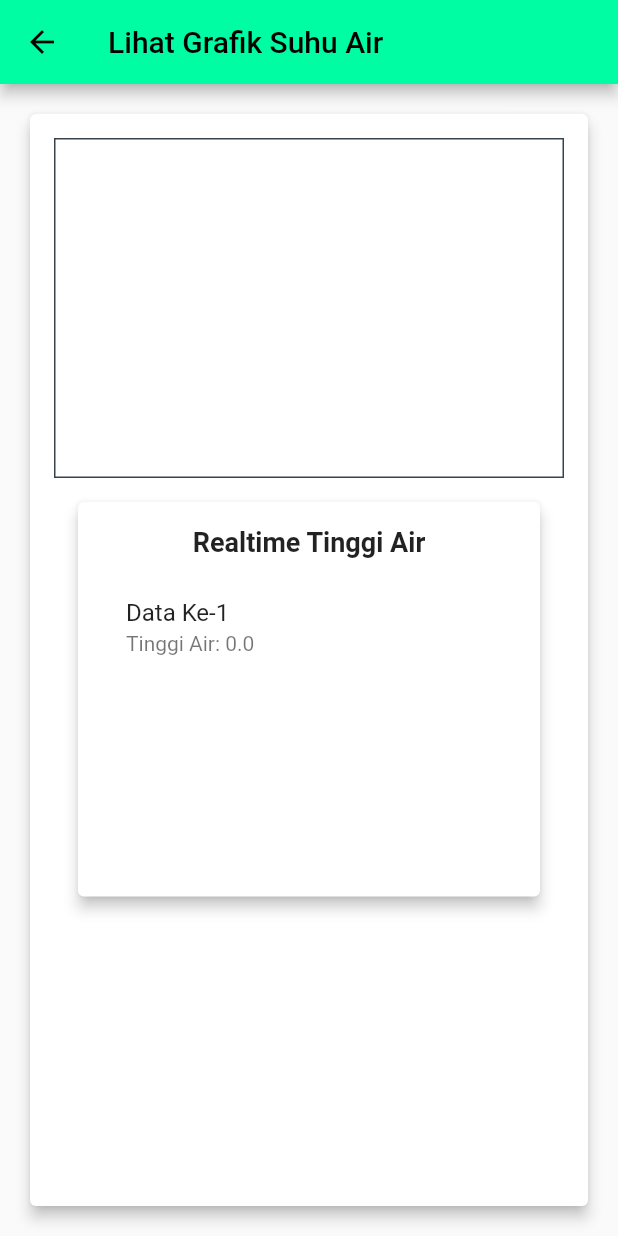
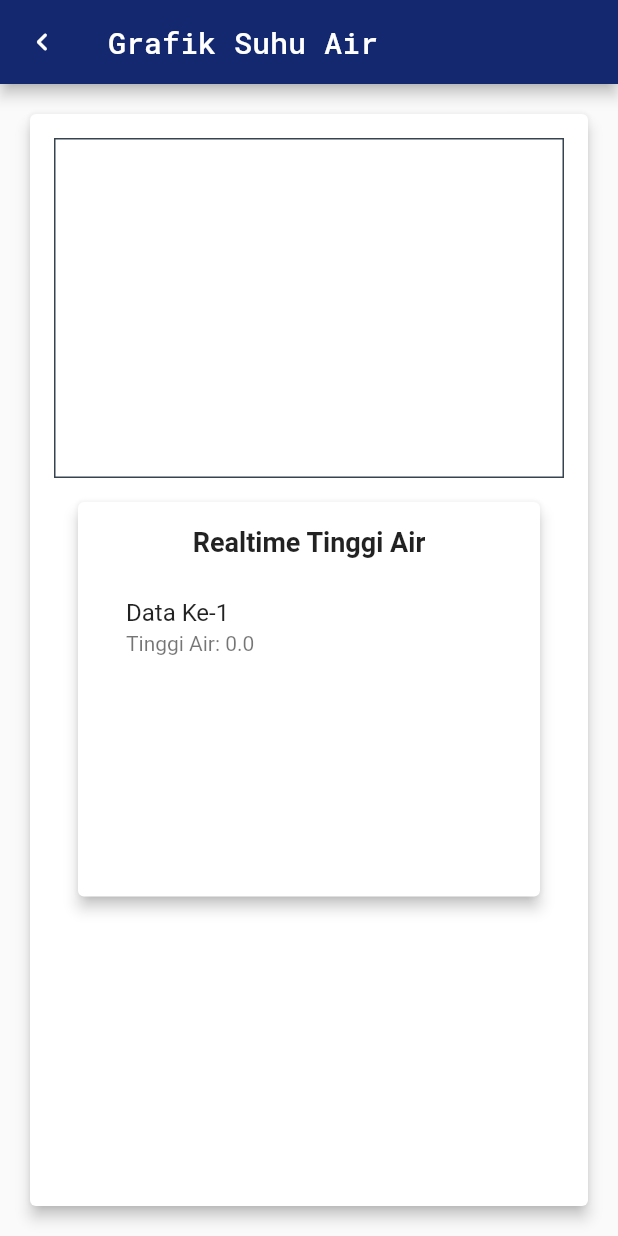
Before and after one commit to mirzahafizh/monitoringrealtime, a Flutter app: the screen it shows after launch, after a tap on "LIHAT GRAFIK", on a phone screen of 412 x 824 dp. Run offline on Flutter 3.47's test engine with Material 2 defaults, Android fonts, the phone set to English and light mode, and no system bars; drawn by our look-alikes of fl_chart; our stand-ins replace firebase_core, firebase_database; accounts and stored records are empty.

Commit message:
update tampilan

```diff
--- a/lib/LihatGrafikPage.dart
+++ b/lib/LihatGrafikPage.dart
@@ -7,7 +7,17 @@ class LihatGrafikPage extends StatelessWidget {
   Widget build(BuildContext context) {
     return Scaffold(
       appBar: AppBar(
-        title: Text('Lihat Grafik Suhu Air'),
+        leading: IconButton(
+            onPressed: () {
+              Navigator.of(context).pop();
+            },
+            icon: const Icon(
+              Icons.navigate_before_rounded,
+              color: Colors.white,
+            )),
+        backgroundColor: Color(0xff142870),
+        title: Text('Grafik Suhu Air',
+            style: TextStyle(color: Colors.white, fontFamily: 'RobotoMono')),
       ),
       body: Padding(
         padding: EdgeInsets.all(16.0),
@@ -15,7 +25,8 @@ class LihatGrafikPage extends StatelessWidget {
           elevation: 4.0,
           child: Padding(
             padding: EdgeInsets.all(16.0),
-            child: RealtimeChart(), // Gunakan widget RealtimeChart untuk menampilkan grafik
+            child:
+                RealtimeChart(), // Gunakan widget RealtimeChart untuk menampilkan grafik
           ),
         ),
       ),
@@ -29,13 +40,17 @@ class RealtimeChart extends StatefulWidget {
 }
 
 class _RealtimeChartState extends State<RealtimeChart> {
-  List<double> sensorData = [0.0]; // Data awal // Data sensor yang akan digunakan untuk membuat grafik
+  List<double> sensorData = [
+    0.0
+  ]; // Data awal // Data sensor yang akan digunakan untuk membuat grafik
   late DatabaseReference _sensorRef;
 
   @override
   void initState() {
     super.initState();
-    _sensorRef = FirebaseDatabase.instance.reference().child('monitoringflutter/sensor/suhu_air/value');
+    _sensorRef = FirebaseDatabase.instance
+        .reference()
+        .child('monitoringflutter/sensor/suhu_air/value');
 
     // Tambahkan listener untuk memantau perubahan nilai sensor di Firebase
     _sensorRef.onValue.listen((event) {
@@ -54,7 +69,8 @@ class _RealtimeChartState extends State<RealtimeChart> {
     return Column(
       children: [
         AspectRatio(
-          aspectRatio: 1.5, // Sesuaikan perbandingan aspek sesuai dengan kebutuhan
+          aspectRatio:
+              1.5, // Sesuaikan perbandingan aspek sesuai dengan kebutuhan
           child: LineChart(
             LineChartData(
               gridData: FlGridData(show: false),
@@ -69,7 +85,8 @@ class _RealtimeChartState extends State<RealtimeChart> {
               minX: 0,
               maxX: sensorData.length.toDouble() - 1,
               minY: 0, // Tetapkan tinggi minimum garis grafik di sini
-              maxY: sensorData.reduce((a, b) => a > b ? a : b) + 10, // Sesuaikan dengan skala grafik
+              maxY: sensorData.reduce((a, b) => a > b ? a : b) +
+                  10, // Sesuaikan dengan skala grafik
               lineBarsData: [
                 LineChartBarData(
                   spots: sensorData.asMap().entries.map((entry) {
@@ -104,7 +121,8 @@ class _RealtimeChartState extends State<RealtimeChart> {
                       final reversedIndex = sensorData.length - index - 1;
                       return ListTile(
                         title: Text('Data Ke-${reversedIndex + 1}'),
-                        subtitle: Text('Tinggi Air: ${sensorData[reversedIndex]}'),
+                        subtitle:
+                            Text('Tinggi Air: ${sensorData[reversedIndex]}'),
                       );
                     },
                   ),
--- a/lib/main.dart
+++ b/lib/main.dart
@@ -21,17 +21,17 @@ class MyApp extends StatelessWidget {
   @override
   Widget build(BuildContext context) {
     // Define your primary color
-    MaterialColor myPrimaryColor = MaterialColor(0xFF00FDA4, {
-      50: Color(0xFFE0FFF1),
-      100: Color(0xFFB3FFDE),
-      200: Color(0xFF80FFC8),
-      300: Color(0xFF4DFFB1),
-      400: Color(0xFF26FFA0),
-      500: Color(0xFF00FDA4), // Primary color
-      600: Color(0xFF00DB94),
-      700: Color(0xFF00B982),
-      800: Color(0xFF009770),
-      900: Color(0xFF006B5E),
+    MaterialColor myPrimaryColor = const MaterialColor(0xFF00FDA4, {
+      50: const Color(0xFFE0FFF1),
+      100: const Color(0xFFB3FFDE),
+      200: const Color(0xFF80FFC8),
+      300: const Color(0xFF4DFFB1),
+      400: const Color(0xFF26FFA0),
+      500: const Color(0xFF00FDA4), // Primary color
+      600: const Color(0xFF00DB94),
+      700: const Color(0xFF00B982),
+      800: const Color(0xFF009770),
+      900: const Color(0xFF006B5E),
     });
 
     return MaterialApp(
@@ -66,11 +66,21 @@ class _MySensorPageState extends State<MySensorPage> {
   @override
   void initState() {
     super.initState();
-    _sensorRef = FirebaseDatabase.instance.reference().child('monitoringflutter/sensor/suhu_air/value');
-    _turbidityRef = FirebaseDatabase.instance.reference().child('monitoringflutter/sensor/kekeruhan_air/value');
-    _pHRef = FirebaseDatabase.instance.reference().child('monitoringflutter/sensor/kadar_air/value');
-    _waterLevelRef = FirebaseDatabase.instance.reference().child('monitoringflutter/sensor/tinggi_air/value');
-    _tdsRef = FirebaseDatabase.instance.reference().child('monitoringflutter/sensor/tds_air/value');
+    _sensorRef = FirebaseDatabase.instance
+        .reference()
+        .child('monitoringflutter/sensor/suhu_air/value');
+    _turbidityRef = FirebaseDatabase.instance
+        .reference()
+        .child('monitoringflutter/sensor/kekeruhan_air/value');
+    _pHRef = FirebaseDatabase.instance
+        .reference()
+        .child('monitoringflutter/sensor/kadar_air/value');
+    _waterLevelRef = FirebaseDatabase.instance
+        .reference()
+        .child('monitoringflutter/sensor/tinggi_air/value');
+    _tdsRef = FirebaseDatabase.instance
+        .reference()
+        .child('monitoringflutter/sensor/tds_air/value');
 
     sensorValue = 0.0;
     turbidityValue = 0.0;
@@ -138,27 +148,32 @@ class _MySensorPageState extends State<MySensorPage> {
   Widget build(BuildContext context) {
     return Scaffold(
       appBar: AppBar(
-        title: Text('Monitoring Aquaponic'),
+        backgroundColor: const Color(0xff142870),
+        title: const Text(
+          'Monitoring Aquaponic',
+          style: TextStyle(color: Colors.white, fontFamily: 'RobotoMono'),
+        ),
       ),
       body: SingleChildScrollView(
         child: Center(
           child: Column(
             mainAxisAlignment: MainAxisAlignment.center,
             children: <Widget>[
-              SizedBox(height: 30.0), // Tambahkan jarak di sini
-              Text(
-              'MONITORING SENSOR REALTIME', // Tambahkan judul "IPPL" di sini
-              style: TextStyle(
-                fontSize: 24,
-                fontWeight: FontWeight.bold,
-              ),
-            ),
+              const SizedBox(height: 30.0), // Tambahkan jarak di sini
+              // Text(
+              //   'MONITORING SENSOR REALTIME', // Tambahkan judul "IPPL" di sini
+              //   style: TextStyle(
+              //     fontSize: 24,
+              //     fontWeight: FontWeight.bold,
+              //   ),
+              // ),
               buildSensorCard('SUHU AIR', sensorValue, '°C', 'suhu_air'),
-              buildSensorCard('KEKERUHAN AIR', turbidityValue, 'ntu', 'kekeruhan_air'),
+              buildSensorCard(
+                  'KEKERUHAN AIR', turbidityValue, 'ntu', 'kekeruhan_air'),
               buildSensorCard('KADAR AIR', pHValue, 'pH', 'kadar_air'),
-              buildSensorCard('TINGGI AIR', waterLevelValue, 'cm', 'tinggi_air'),
+              buildSensorCard(
+                  'TINGGI AIR', waterLevelValue, 'cm', 'tinggi_air'),
               buildSensorCard('TDS AIR', tdsValue, 'ppm', 'tds_air'),
-
             ],
           ),
         ),
@@ -166,48 +181,49 @@ class _MySensorPageState extends State<MySensorPage> {
     );
   }
 
-  Widget buildSensorCard(String title, double value, String unit, String sensorType) {
+  Widget buildSensorCard(
+      String title, double value, String unit, String sensorType) {
     return Container(
       width: 300.0,
-    margin: EdgeInsets.all(20.0),
+      margin: const EdgeInsets.symmetric(vertical: 10),
       decoration: BoxDecoration(
-      color: Colors.teal,
+        color: const Color(0xff54DCC7),
         borderRadius: BorderRadius.circular(15.0),
         boxShadow: [
           BoxShadow(
-          color: Colors.black.withOpacity(0.5),
+            color: Colors.black.withOpacity(0.2),
             spreadRadius: 2,
-          blurRadius: 7,
-          offset: Offset(0, 3),
+            blurRadius: 20,
+            offset: const Offset(0, 3),
           ),
         ],
         border: Border.all(
-        color: Colors.yellow, // Warna border card
-        width: 2.0, // Lebar border
+          color: const Color(0xff142870), // Warna border card
+          width: 2, // Lebar border
         ),
       ),
       child: Padding(
-      padding: EdgeInsets.all(20.0),
+        padding: const EdgeInsets.all(20.0),
         child: Column(
           mainAxisSize: MainAxisSize.min,
           children: <Widget>[
             Text(
               title,
-            style: TextStyle(
+              style: const TextStyle(
                 fontSize: 24,
-              fontWeight: FontWeight.normal,
-              fontFamily: 'Roboto', // Menambahkan fontFamily 'Roboto'
-              color: Colors.white,
+                fontWeight: FontWeight.w500,
+                fontFamily: 'RobotoMono', // Menambahkan fontFamily 'RobotoMono'
+                color: Color(0xff142870),
               ),
             ),
-          SizedBox(height: 20),
+            const SizedBox(height: 10),
             Text(
               '${value.toStringAsFixed(1)} $unit',
-            style: TextStyle(
+              style: const TextStyle(
                 fontSize: 36,
-              fontWeight: FontWeight.bold,
-              fontFamily: 'AveriaSansLibre', // Menambahkan fontFamily 'Roboto'
-              color: Colors.white,
+                fontWeight: FontWeight.w700,
+                fontFamily: 'RobotoMono', // Menambahkan fontFamily 'RobotoMono'
+                color: Color(0xff142870),
               ),
             ),
             ElevatedButton(
@@ -245,14 +261,18 @@ class _MySensorPageState extends State<MySensorPage> {
                 }
               },
               style: ElevatedButton.styleFrom(
-              primary: Color.fromARGB(255, 236, 245, 67), // Warna latar belakang tombol
-              onPrimary: Colors.black, // Warna teks pada tombol
-              side: BorderSide(
-                color: Colors.black, // Warna border tombol
+                primary: const Color(0xffFDE982), // Warna latar belakang tombol
+                onPrimary: const Color(0xff142870),
+                minimumSize: const Size(400, 30),
+                shape: RoundedRectangleBorder(
+                    borderRadius:
+                        BorderRadius.circular(10)), // Warna teks pada tombol
+                side: const BorderSide(
+                  color: Color(0xff142870), // Warna border tombol
                   width: 2.0, // Lebar border tombol
                 ),
               ),
-            child: Text('LIHAT GRAFIK'),
+              child: const Text('LIHAT GRAFIK'),
             ),
           ],
         ),
```
Also changed, not shown: lib/LihatGrafikKadarAir.dart (+27 -7 lines), lib/LihatGrafikKekeruhan.dart (+27 -7 lines), lib/LihatGrafikTdsAir.dart (+25 -7 lines), lib/LihatGrafikTinggiAir.dart (+24 -7 lines), pubspec.yaml (+13 -14 lines), fonts/RobotoMono-Bold.ttf (added), fonts/RobotoMono-Medium.ttf (added), fonts/RobotoMono-Regular.ttf (added), fonts/RobotoMono-SemiBold.ttf (added). Lines whose indentation alone changed are shown as unchanged.
